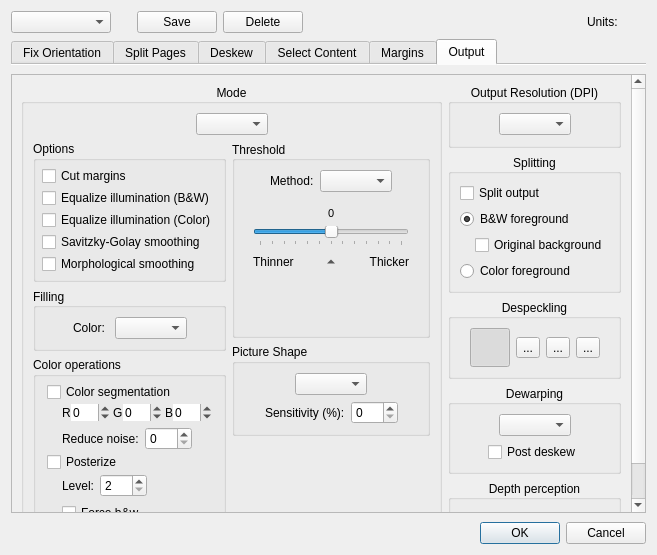
Above: ui/DefaultParamsDialog.ui from 4lex4/scantailor-advanced before the change. Below: the same form after it.
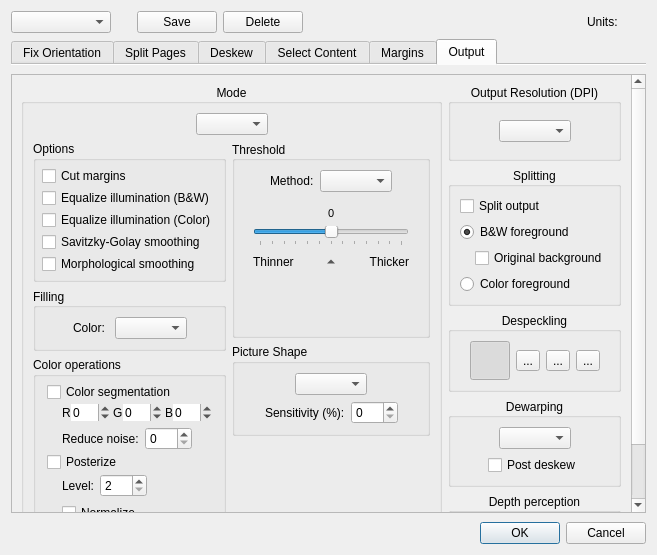
That is the form after the change. The open tabs and pages were chosen to show the change. Icons and pictures are not drawn.

What changed in the file:
```diff
--- a/ui/DefaultParamsDialog.ui
+++ b/ui/DefaultParamsDialog.ui
@@ -1768,9 +1768,9 @@
           <property name="geometry">
            <rect>
             <x>0</x>
-            <y>0</y>
+            <y>-27</y>
             <width>646</width>
-            <height>452</height>
+            <height>477</height>
            </rect>
           </property>
           <layout class="QGridLayout" name="gridLayout_14">
@@ -2333,6 +2333,55 @@
                             </item>
                            </layout>
                           </item>
+                          <item>
+                           <layout class="QHBoxLayout" name="horizontalLayout_33">
+                            <property name="topMargin">
+                             <number>0</number>
+                            </property>
+                            <item>
+                             <spacer name="horizontalSpacer_70">
+                              <property name="orientation">
+                               <enum>Qt::Horizontal</enum>
+                              </property>
+                              <property name="sizeType">
+                               <enum>QSizePolicy::Minimum</enum>
+                              </property>
+                              <property name="sizeHint" stdset="0">
+                               <size>
+                                <width>15</width>
+                                <height>1</height>
+                               </size>
+                              </property>
+                             </spacer>
+                            </item>
+                            <item>
+                             <widget class="QCheckBox" name="posterizeNormalizationCB">
+                              <property name="toolTip">
+                               <string/>
+                              </property>
+                              <property name="statusTip">
+                               <string/>
+                              </property>
+                              <property name="text">
+                               <string>Normalize</string>
+                              </property>
+                             </widget>
+                            </item>
+                            <item>
+                             <spacer name="horizontalSpacer_71">
+                              <property name="orientation">
+                               <enum>Qt::Horizontal</enum>
+                              </property>
+                              <property name="sizeHint" stdset="0">
+                               <size>
+                                <width>1</width>
+                                <height>1</height>
+                               </size>
+                              </property>
+                             </spacer>
+                            </item>
+                           </layout>
+                          </item>
                           <item>
                            <layout class="QHBoxLayout" name="horizontalLayout_32">
                             <property name="topMargin">
```
Left out of the diff: 2 changed lines with no effect on the pictures.
